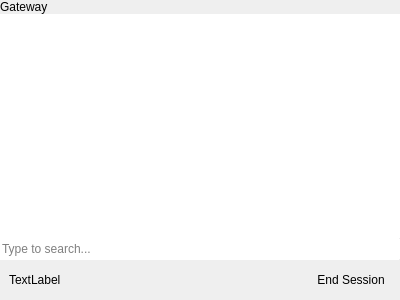
First picture: the form in desktop/gateway/maingatewaywidget.ui, repository theCheeseboard/thedesk, before the edit.
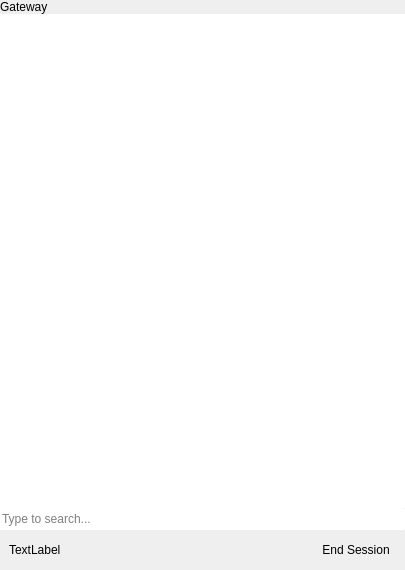
Second picture: the form after the edit. Icons and pictures are not drawn. Custom widgets are drawn as their Qt base class.

What changed in the file:
```diff
--- a/desktop/gateway/maingatewaywidget.ui
+++ b/desktop/gateway/maingatewaywidget.ui
@@ -6,8 +6,8 @@
    <rect>
     <x>0</x>
     <y>0</y>
-    <width>400</width>
-    <height>300</height>
+    <width>405</width>
+    <height>570</height>
    </rect>
   </property>
   <property name="windowTitle">
```
Left out of the diff: 3 changed lines with no effect on the pictures.
